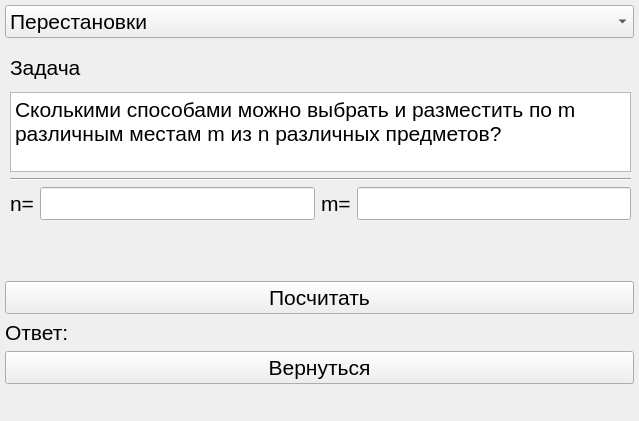
This is qtdesign/untitled.ui in SheezZarR/PyQT-experiment as Qt 5 draws it before an edit. The edited form follows.
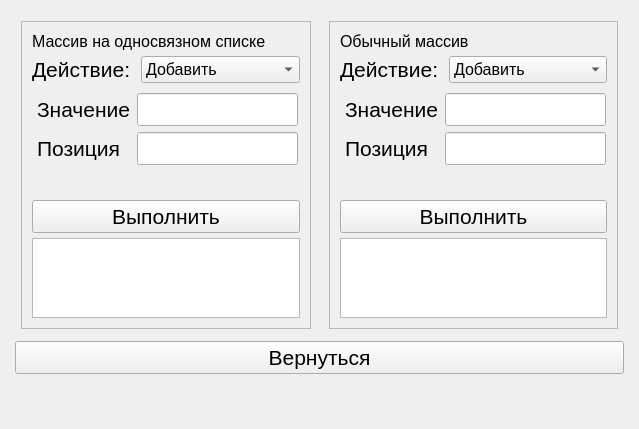
This is the edited form. The open tabs and pages were chosen to show the change.

Commit message: added ui to operate arrays

What changed in the file:
```diff
--- a/qtdesign/untitled.ui
+++ b/qtdesign/untitled.ui
@@ -7,7 +7,7 @@
     <x>0</x>
     <y>0</y>
     <width>639</width>
-    <height>421</height>
+    <height>429</height>
    </rect>
   </property>
   <property name="font">
@@ -26,17 +26,11 @@
    <property name="autoFillBackground">
     <bool>false</bool>
    </property>
+   <layout class="QGridLayout" name="gridLayout_4">
+    <item row="0" column="0">
    <widget class="QStackedWidget" name="main_stack">
-    <property name="geometry">
-     <rect>
-      <x>0</x>
-      <y>0</y>
-      <width>640</width>
-      <height>400</height>
-     </rect>
-    </property>
     <property name="currentIndex">
-     <number>2</number>
+       <number>3</number>
     </property>
     <widget class="QWidget" name="page">
      <widget class="QWidget" name="gridLayoutWidget">
@@ -960,7 +954,584 @@
       </layout>
      </widget>
     </widget>
-   </widget>
+      <widget class="QWidget" name="page_4">
+       <widget class="QWidget" name="horizontalLayoutWidget">
+        <property name="geometry">
+         <rect>
+          <x>0</x>
+          <y>0</y>
+          <width>621</width>
+          <height>371</height>
+         </rect>
+        </property>
+        <layout class="QGridLayout" name="gridLayout_11">
+         <property name="leftMargin">
+          <number>6</number>
+         </property>
+         <property name="topMargin">
+          <number>6</number>
+         </property>
+         <property name="rightMargin">
+          <number>6</number>
+         </property>
+         <property name="bottomMargin">
+          <number>6</number>
+         </property>
+         <item row="0" column="1">
+          <layout class="QGridLayout" name="gridLayout_9">
+           <property name="leftMargin">
+            <number>6</number>
+           </property>
+           <property name="topMargin">
+            <number>6</number>
+           </property>
+           <property name="rightMargin">
+            <number>6</number>
+           </property>
+           <property name="bottomMargin">
+            <number>6</number>
+           </property>
+           <item row="0" column="0">
+            <widget class="QScrollArea" name="arrScrollArea">
+             <property name="widgetResizable">
+              <bool>true</bool>
+             </property>
+             <widget class="QWidget" name="scrollAreaWidgetContents_4">
+              <property name="geometry">
+               <rect>
+                <x>0</x>
+                <y>0</y>
+                <width>287</width>
+                <height>307</height>
+               </rect>
+              </property>
+              <layout class="QGridLayout" name="gridLayout_10">
+               <property name="leftMargin">
+                <number>10</number>
+               </property>
+               <property name="topMargin">
+                <number>10</number>
+               </property>
+               <property name="rightMargin">
+                <number>10</number>
+               </property>
+               <property name="bottomMargin">
+                <number>10</number>
+               </property>
+               <property name="spacing">
+                <number>5</number>
+               </property>
+               <item row="0" column="0">
+                <widget class="QLabel" name="arr_label">
+                 <property name="font">
+                  <font>
+                   <pointsize>12</pointsize>
+                  </font>
+                 </property>
+                 <property name="text">
+                  <string>Обычный массив</string>
+                 </property>
+                </widget>
+               </item>
+               <item row="1" column="0">
+                <layout class="QFormLayout" name="formLayout_20">
+                 <item row="0" column="0">
+                  <widget class="QLabel" name="arrActionLabel">
+                   <property name="text">
+                    <string>Действие: </string>
+                   </property>
+                  </widget>
+                 </item>
+                 <item row="0" column="1">
+                  <widget class="QComboBox" name="arrActionComboBox">
+                   <property name="font">
+                    <font>
+                     <pointsize>12</pointsize>
+                    </font>
+                   </property>
+                   <item>
+                    <property name="text">
+                     <string>Добавить</string>
+                    </property>
+                   </item>
+                   <item>
+                    <property name="text">
+                     <string>Вставить</string>
+                    </property>
+                   </item>
+                   <item>
+                    <property name="text">
+                     <string>Удалить</string>
+                    </property>
+                   </item>
+                   <item>
+                    <property name="text">
+                     <string>Убрать элем.</string>
+                    </property>
+                   </item>
+                  </widget>
+                 </item>
+                </layout>
+               </item>
+               <item row="4" column="0">
+                <widget class="QTextEdit" name="arr_result_text">
+                 <property name="enabled">
+                  <bool>true</bool>
+                 </property>
+                 <property name="sizePolicy">
+                  <sizepolicy hsizetype="Preferred" vsizetype="Fixed">
+                   <horstretch>0</horstretch>
+                   <verstretch>0</verstretch>
+                  </sizepolicy>
+                 </property>
+                 <property name="maximumSize">
+                  <size>
+                   <width>16777215</width>
+                   <height>80</height>
+                  </size>
+                 </property>
+                 <property name="font">
+                  <font>
+                   <pointsize>12</pointsize>
+                  </font>
+                 </property>
+                </widget>
+               </item>
+               <item row="2" column="0">
+                <widget class="QStackedWidget" name="arr_stack">
+                 <property name="sizePolicy">
+                  <sizepolicy hsizetype="Preferred" vsizetype="Preferred">
+                   <horstretch>0</horstretch>
+                   <verstretch>0</verstretch>
+                  </sizepolicy>
+                 </property>
+                 <property name="currentIndex">
+                  <number>3</number>
+                 </property>
+                 <widget class="QWidget" name="arr_add">
+                  <property name="sizePolicy">
+                   <sizepolicy hsizetype="Maximum" vsizetype="Maximum">
+                    <horstretch>0</horstretch>
+                    <verstretch>0</verstretch>
+                   </sizepolicy>
+                  </property>
+                  <widget class="QWidget" name="formLayoutWidget_13">
+                   <property name="geometry">
+                    <rect>
+                     <x>0</x>
+                     <y>0</y>
+                     <width>271</width>
+                     <height>42</height>
+                    </rect>
+                   </property>
+                   <layout class="QFormLayout" name="formLayout_21">
+                    <property name="leftMargin">
+                     <number>5</number>
+                    </property>
+                    <property name="topMargin">
+                     <number>5</number>
+                    </property>
+                    <property name="rightMargin">
+                     <number>5</number>
+                    </property>
+                    <property name="bottomMargin">
+                     <number>5</number>
+                    </property>
+                    <item row="0" column="0">
+                     <widget class="QLabel" name="addActionLabel_arr">
+                      <property name="text">
+                       <string>Значение</string>
+                      </property>
+                     </widget>
+                    </item>
+                    <item row="0" column="1">
+                     <widget class="QLineEdit" name="addActionLineEdit_arr"/>
+                    </item>
+                   </layout>
+                  </widget>
+                 </widget>
+                 <widget class="QWidget" name="arr_insert">
+                  <widget class="QWidget" name="formLayoutWidget_14">
+                   <property name="geometry">
+                    <rect>
+                     <x>0</x>
+                     <y>0</y>
+                     <width>271</width>
+                     <height>82</height>
+                    </rect>
+                   </property>
+                   <layout class="QFormLayout" name="formLayout_22">
+                    <property name="leftMargin">
+                     <number>5</number>
+                    </property>
+                    <property name="topMargin">
+                     <number>5</number>
+                    </property>
+                    <property name="rightMargin">
+                     <number>5</number>
+                    </property>
+                    <property name="bottomMargin">
+                     <number>5</number>
+                    </property>
+                    <item row="0" column="0">
+                     <widget class="QLabel" name="insertValueLabel_arr">
+                      <property name="text">
+                       <string>Значение</string>
+                      </property>
+                     </widget>
+                    </item>
+                    <item row="0" column="1">
+                     <widget class="QLineEdit" name="insertValueLineEdit_arr"/>
+                    </item>
+                    <item row="1" column="0">
+                     <widget class="QLabel" name="insertPositionLabel_arr">
+                      <property name="text">
+                       <string>Позиция</string>
+                      </property>
+                     </widget>
+                    </item>
+                    <item row="1" column="1">
+                     <widget class="QLineEdit" name="insertPositionLineEdit_arr"/>
+                    </item>
+                   </layout>
+                  </widget>
+                 </widget>
+                 <widget class="QWidget" name="arr_remove"/>
+                 <widget class="QWidget" name="arr_remove_at">
+                  <widget class="QWidget" name="formLayoutWidget_15">
+                   <property name="geometry">
+                    <rect>
+                     <x>0</x>
+                     <y>0</y>
+                     <width>271</width>
+                     <height>42</height>
+                    </rect>
+                   </property>
+                   <layout class="QFormLayout" name="formLayout_23">
+                    <property name="leftMargin">
+                     <number>5</number>
+                    </property>
+                    <property name="topMargin">
+                     <number>5</number>
+                    </property>
+                    <property name="rightMargin">
+                     <number>5</number>
+                    </property>
+                    <property name="bottomMargin">
+                     <number>5</number>
+                    </property>
+                    <item row="0" column="0">
+                     <widget class="QLabel" name="RemovePosLabel_arr">
+                      <property name="text">
+                       <string>Позиция</string>
+                      </property>
+                     </widget>
+                    </item>
+                    <item row="0" column="1">
+                     <widget class="QLineEdit" name="RemovePosLineEdit_arr"/>
+                    </item>
+                   </layout>
+                  </widget>
+                 </widget>
+                </widget>
+               </item>
+               <item row="3" column="0">
+                <widget class="QPushButton" name="execute_arr">
+                 <property name="text">
+                  <string>Выполнить</string>
+                 </property>
+                </widget>
+               </item>
+              </layout>
+             </widget>
+            </widget>
+           </item>
+          </layout>
+         </item>
+         <item row="0" column="0">
+          <layout class="QGridLayout" name="gridLayout_5">
+           <property name="leftMargin">
+            <number>6</number>
+           </property>
+           <property name="topMargin">
+            <number>6</number>
+           </property>
+           <property name="rightMargin">
+            <number>6</number>
+           </property>
+           <property name="bottomMargin">
+            <number>6</number>
+           </property>
+           <item row="0" column="0">
+            <widget class="QScrollArea" name="ndScrollArea">
+             <property name="widgetResizable">
+              <bool>true</bool>
+             </property>
+             <widget class="QWidget" name="scrollAreaWidgetContents_2">
+              <property name="geometry">
+               <rect>
+                <x>0</x>
+                <y>0</y>
+                <width>288</width>
+                <height>307</height>
+               </rect>
+              </property>
+              <layout class="QGridLayout" name="gridLayout_7">
+               <property name="leftMargin">
+                <number>10</number>
+               </property>
+               <property name="topMargin">
+                <number>10</number>
+               </property>
+               <property name="rightMargin">
+                <number>10</number>
+               </property>
+               <property name="bottomMargin">
+                <number>10</number>
+               </property>
+               <property name="spacing">
+                <number>5</number>
+               </property>
+               <item row="0" column="0">
+                <widget class="QLabel" name="nd_label">
+                 <property name="font">
+                  <font>
+                   <pointsize>12</pointsize>
+                  </font>
+                 </property>
+                 <property name="text">
+                  <string>Массив на односвязном списке</string>
+                 </property>
+                </widget>
+               </item>
+               <item row="1" column="0">
+                <layout class="QFormLayout" name="formLayout_12">
+                 <item row="0" column="0">
+                  <widget class="QLabel" name="ndActionLabel">
+                   <property name="text">
+                    <string>Действие: </string>
+                   </property>
+                  </widget>
+                 </item>
+                 <item row="0" column="1">
+                  <widget class="QComboBox" name="ndActionComboBox">
+                   <property name="font">
+                    <font>
+                     <pointsize>12</pointsize>
+                    </font>
+                   </property>
+                   <item>
+                    <property name="text">
+                     <string>Добавить</string>
+                    </property>
+                   </item>
+                   <item>
+                    <property name="text">
+                     <string>Вставить</string>
+                    </property>
+                   </item>
+                   <item>
+                    <property name="text">
+                     <string>Удалить</string>
+                    </property>
+                   </item>
+                   <item>
+                    <property name="text">
+                     <string>Убрать элем.</string>
+                    </property>
+                   </item>
+                  </widget>
+                 </item>
+                </layout>
+               </item>
+               <item row="4" column="0">
+                <widget class="QTextEdit" name="nd_result_text">
+                 <property name="enabled">
+                  <bool>true</bool>
+                 </property>
+                 <property name="sizePolicy">
+                  <sizepolicy hsizetype="Preferred" vsizetype="Fixed">
+                   <horstretch>0</horstretch>
+                   <verstretch>0</verstretch>
+                  </sizepolicy>
+                 </property>
+                 <property name="maximumSize">
+                  <size>
+                   <width>16777215</width>
+                   <height>80</height>
+                  </size>
+                 </property>
+                 <property name="font">
+                  <font>
+                   <pointsize>12</pointsize>
+                  </font>
+                 </property>
+                </widget>
+               </item>
+               <item row="2" column="0">
+                <widget class="QStackedWidget" name="nd_stack">
+                 <property name="sizePolicy">
+                  <sizepolicy hsizetype="Preferred" vsizetype="Preferred">
+                   <horstretch>0</horstretch>
+                   <verstretch>0</verstretch>
+                  </sizepolicy>
+                 </property>
+                 <property name="currentIndex">
+                  <number>0</number>
+                 </property>
+                 <widget class="QWidget" name="nd_add">
+                  <property name="sizePolicy">
+                   <sizepolicy hsizetype="Maximum" vsizetype="Maximum">
+                    <horstretch>0</horstretch>
+                    <verstretch>0</verstretch>
+                   </sizepolicy>
+                  </property>
+                  <widget class="QWidget" name="formLayoutWidget_7">
+                   <property name="geometry">
+                    <rect>
+                     <x>0</x>
+                     <y>0</y>
+                     <width>271</width>
+                     <height>42</height>
+                    </rect>
+                   </property>
+                   <layout class="QFormLayout" name="formLayout_13">
+                    <property name="leftMargin">
+                     <number>5</number>
+                    </property>
+                    <property name="topMargin">
+                     <number>5</number>
+                    </property>
+                    <property name="rightMargin">
+                     <number>5</number>
+                    </property>
+                    <property name="bottomMargin">
+                     <number>5</number>
+                    </property>
+                    <item row="0" column="0">
+                     <widget class="QLabel" name="addActionLabel_nd">
+                      <property name="text">
+                       <string>Значение</string>
+                      </property>
+                     </widget>
+                    </item>
+                    <item row="0" column="1">
+                     <widget class="QLineEdit" name="addActionLineEdit_nd"/>
+                    </item>
+                   </layout>
+                  </widget>
+                 </widget>
+                 <widget class="QWidget" name="nd_insert">
+                  <widget class="QWidget" name="formLayoutWidget_8">
+                   <property name="geometry">
+                    <rect>
+                     <x>0</x>
+                     <y>0</y>
+                     <width>271</width>
+                     <height>82</height>
+                    </rect>
+                   </property>
+                   <layout class="QFormLayout" name="formLayout_14">
+                    <property name="leftMargin">
+                     <number>5</number>
+                    </property>
+                    <property name="topMargin">
+                     <number>5</number>
+                    </property>
+                    <property name="rightMargin">
+                     <number>5</number>
+                    </property>
+                    <property name="bottomMargin">
+                     <number>5</number>
+                    </property>
+                    <item row="0" column="0">
+                     <widget class="QLabel" name="insertValueLabel_nd">
+                      <property name="text">
+                       <string>Значение</string>
+                      </property>
+                     </widget>
+                    </item>
+                    <item row="0" column="1">
+                     <widget class="QLineEdit" name="insertValueLineEdit_nd"/>
+                    </item>
+                    <item row="1" column="0">
+                     <widget class="QLabel" name="insertPositionLabel_nd">
+                      <property name="text">
+                       <string>Позиция</string>
+                      </property>
+                     </widget>
+                    </item>
+                    <item row="1" column="1">
+                     <widget class="QLineEdit" name="insertPositionLineEdit_nd"/>
+                    </item>
+                   </layout>
+                  </widget>
+                 </widget>
+                 <widget class="QWidget" name="nd_remove"/>
+                 <widget class="QWidget" name="nd_remove_at">
+                  <widget class="QWidget" name="formLayoutWidget_9">
+                   <property name="geometry">
+                    <rect>
+                     <x>0</x>
+                     <y>0</y>
+                     <width>271</width>
+                     <height>42</height>
+                    </rect>
+                   </property>
+                   <layout class="QFormLayout" name="formLayout_15">
+                    <property name="leftMargin">
+                     <number>5</number>
+                    </property>
+                    <property name="topMargin">
+                     <number>5</number>
+                    </property>
+                    <property name="rightMargin">
+                     <number>5</number>
+                    </property>
+                    <property name="bottomMargin">
+                     <number>5</number>
+                    </property>
+                    <item row="0" column="0">
+                     <widget class="QLabel" name="RemovePosLabel_nd">
+                      <property name="text">
+                       <string>Позиция</string>
+                      </property>
+                     </widget>
+                    </item>
+                    <item row="0" column="1">
+                     <widget class="QLineEdit" name="RemovePosLineEdit_nd"/>
+                    </item>
+                   </layout>
+                  </widget>
+                 </widget>
+                </widget>
+               </item>
+               <item row="3" column="0">
+                <widget class="QPushButton" name="execute_nd">
+                 <property name="text">
+                  <string>Выполнить</string>
+                 </property>
+                </widget>
+               </item>
+              </layout>
+             </widget>
+            </widget>
+           </item>
+          </layout>
+         </item>
+         <item row="1" column="0" colspan="2">
+          <widget class="QPushButton" name="arrays_main_menu_button">
+           <property name="text">
+            <string>Вернуться</string>
+           </property>
+          </widget>
+         </item>
+        </layout>
+       </widget>
+      </widget>
+     </widget>
+    </item>
+   </layout>
   </widget>
   <widget class="QMenuBar" name="menubar">
    <property name="geometry">
```
Left out of the diff: 11 changed lines with no effect on the pictures. Lines whose indentation alone changed are shown as unchanged. The commit also changes 4 other files.
